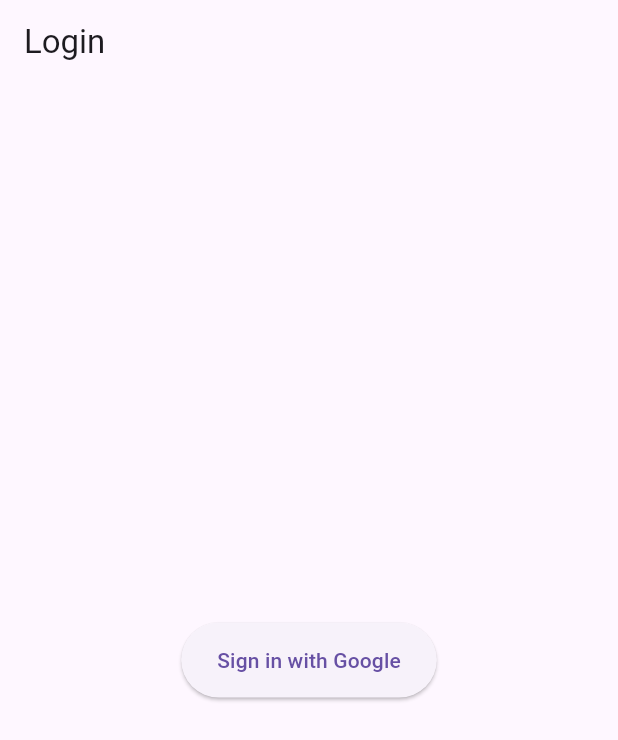
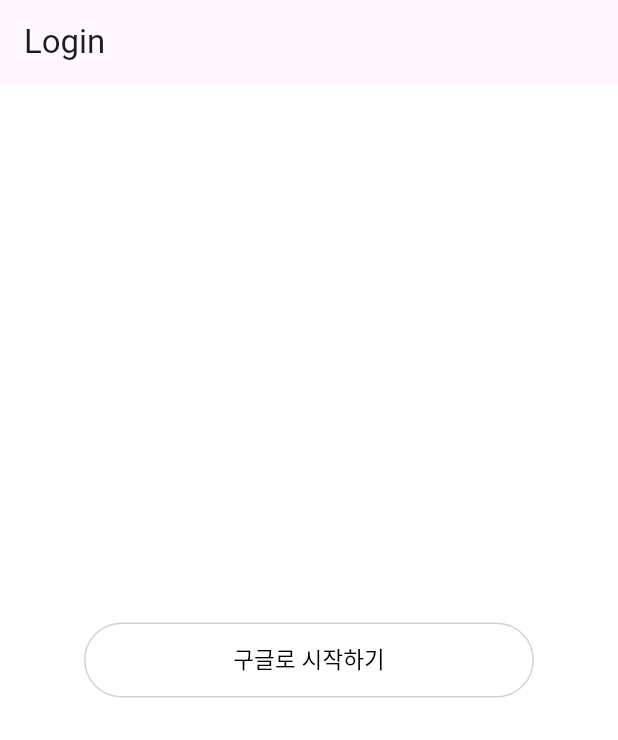
Before and after one commit to olleh365/fifth-subject, a Flutter app: the screen it shows after launch, on a phone screen of 412 x 824 dp. Shown: the top 740 px of the screen. Run offline on Flutter 3.47's test engine with Material 3 defaults, Android fonts, the phone set to English and light mode, and no system bars; our stand-ins replace dio, firebase_auth, firebase_core, google_sign_in; accounts and stored records are empty.

Commit message:
버튼 수정만

```diff
--- a/weather_junu/lib/login_screen.dart
+++ b/weather_junu/lib/login_screen.dart
@@ -47,8 +47,8 @@
       if (!mounted) return;  // Check if the widget is still in the tree.
 
       ScaffoldMessenger.of(context).showSnackBar(
-        SnackBar(
-          content: Text('구글 로그인 실패: $e'),
+        const SnackBar(
+          content: Text('구글 로그인에 실패했습니다. 나중에 다시 시도해 주세요.'),
         ),
       );
     }finally {
@@ -63,6 +63,7 @@
   @override
   Widget build(BuildContext context) {
     return Scaffold(
+      backgroundColor: Colors.white,
       appBar: AppBar(
         title: const Text("Login"),
       ),
@@ -71,10 +72,15 @@
             ? const CircularProgressIndicator()
             : ElevatedButton(
           onPressed: _signInWithGoogle,
-          style: ElevatedButton.styleFrom(
-            minimumSize: const Size(150, 50),
+          style: OutlinedButton.styleFrom(
+            minimumSize: const Size(300, 50),
+            backgroundColor: Colors.white,
+            side: const BorderSide(color: Color(0xffd3d3d3)),
+            shadowColor: Colors.transparent,
           ),
-          child: const Text("Sign in with Google"),
+          child: const Text("구글로 시작하기",
+            style: TextStyle(color: Colors.black,fontSize: 15),
+          ),
         ),
       ),
     );
```
